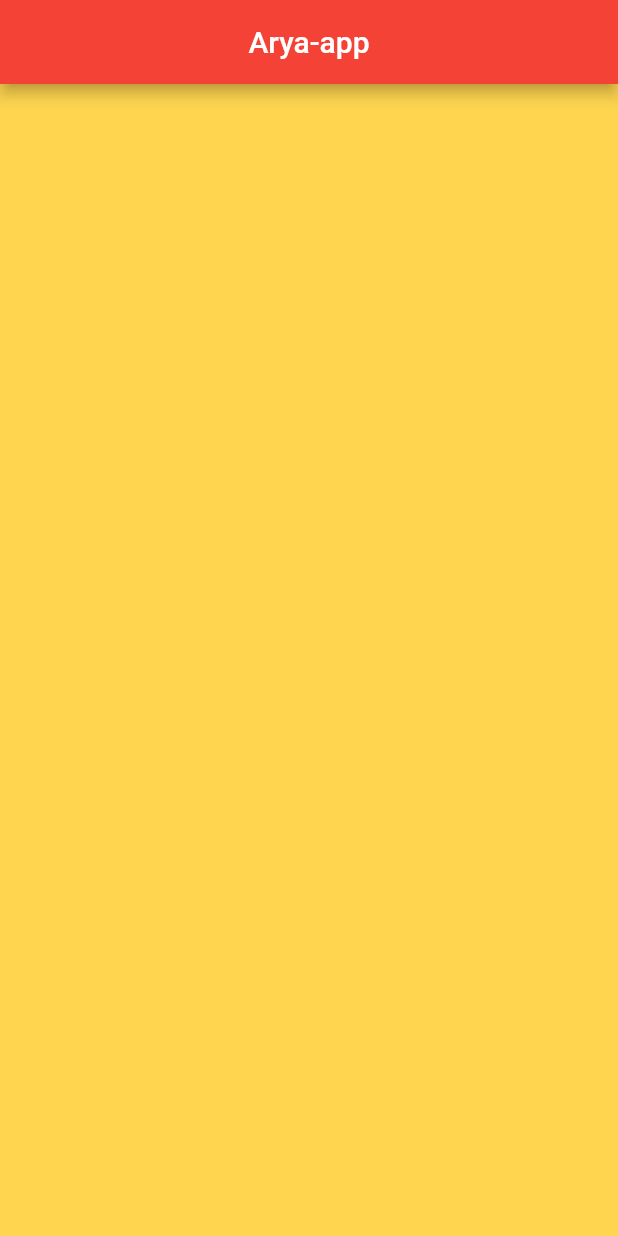
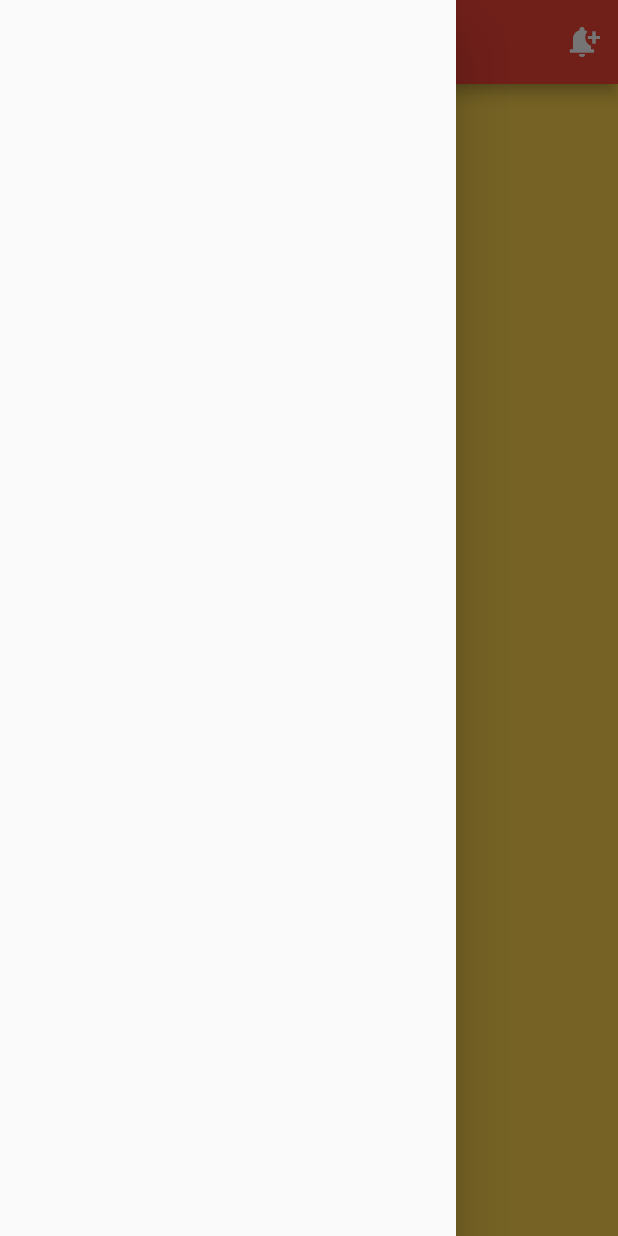
Before and after one commit to critical-naitik/arya, a Flutter app: the screen it shows after launch, with the side drawer open (before the commit the screen has no drawer), on a phone screen of 412 x 824 dp. Run offline on Flutter 3.47's test engine with Material 2 defaults, Android fonts, the phone set to English and light mode, and no system bars.

Commit message:
Day 2 Done

```diff
--- a/lib/splash.dart
+++ b/lib/splash.dart
@@ -12,7 +12,16 @@ class Splash_Screen extends StatelessWidget {
   @override
   Widget build(BuildContext context) {
     return Scaffold(
-      appBar: AppBar(title: Text('Arya-app'),centerTitle: true,backgroundColor: Colors.red,),
+
+      appBar: AppBar(
+        title: Text('Arya-app'),
+        centerTitle: true,
+        backgroundColor: Colors.red,
+        actions: [IconButton(onPressed: (){}, icon: Icon(Icons.notification_add))],
+      ),
+
+      drawer: Drawer(),
+
       body:Container(color: Constants.Orange),
     );
   }
```
